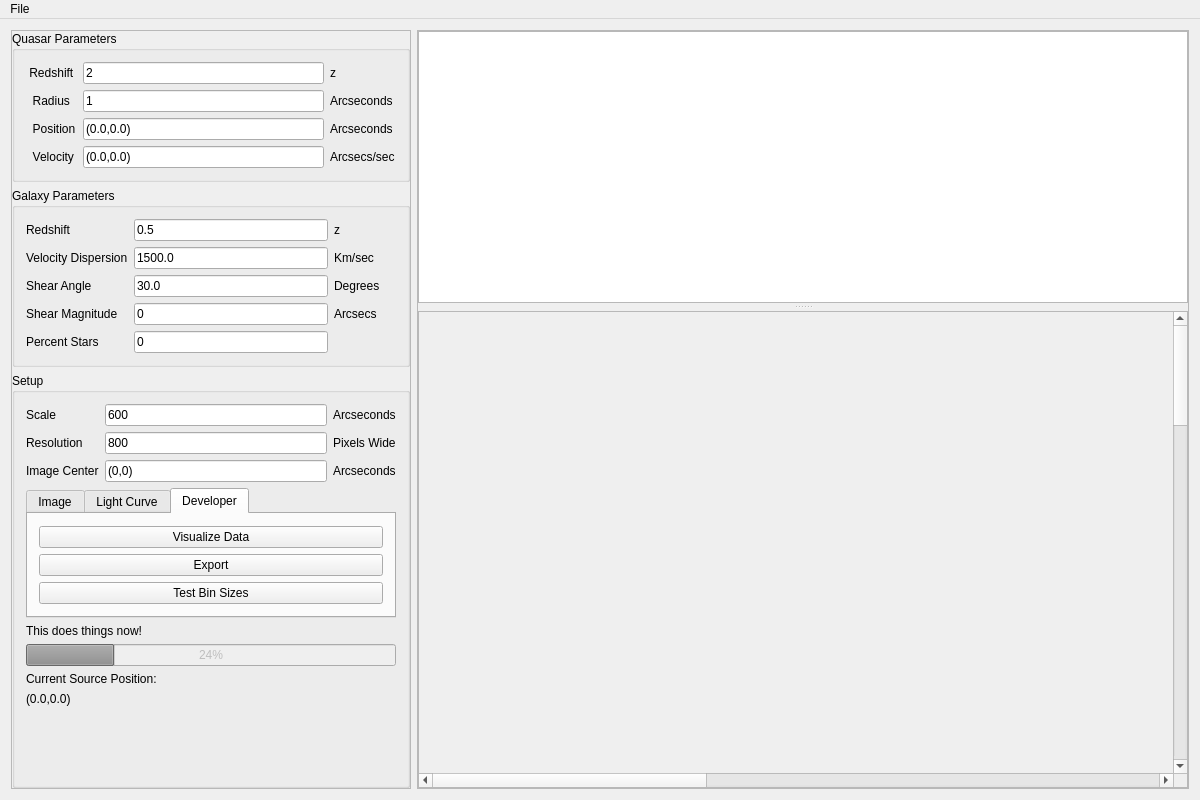
JordanKoeller/MirageOld, file src/Resources/GUI/gui.ui: the form before one commit.
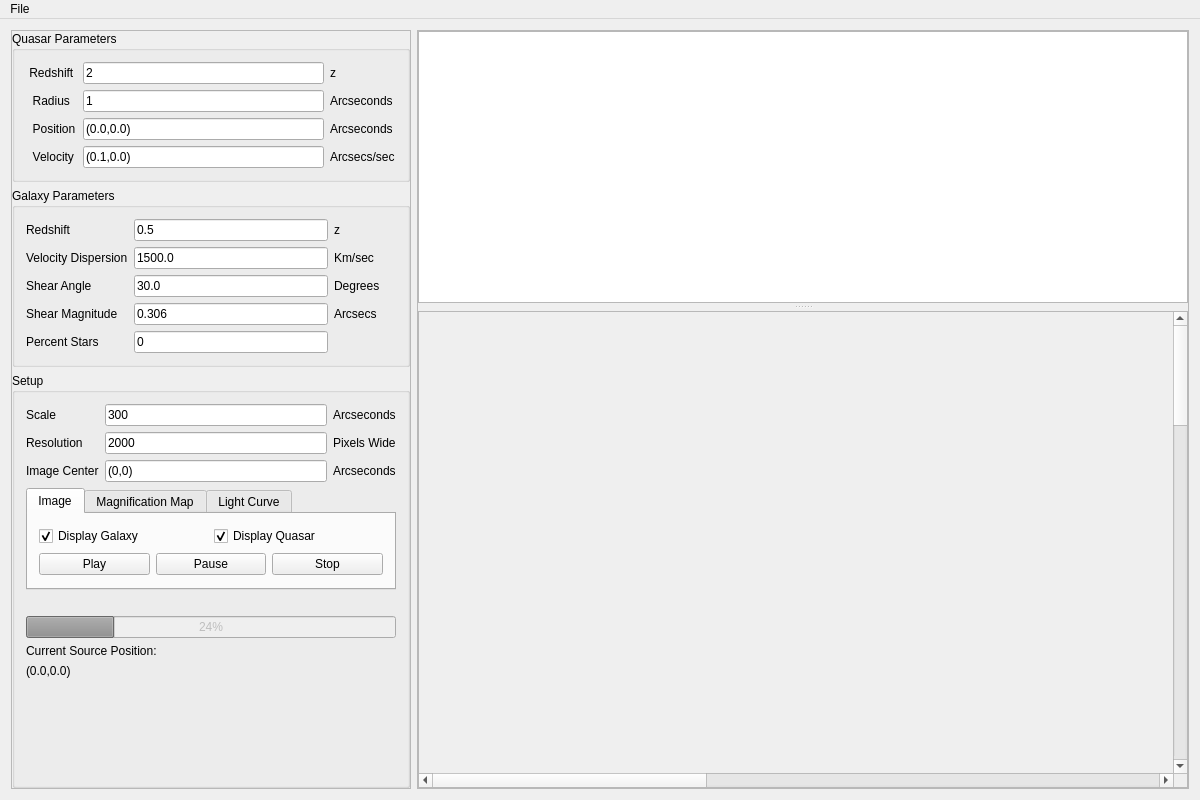
The form after the commit. The open tabs and pages were chosen to show the change. Custom widgets are drawn as their Qt base class.

```diff
--- a/src/Resources/GUI/gui.ui
+++ b/src/Resources/GUI/gui.ui
@@ -130,7 +130,7 @@
              <item row="3" column="1">
               <widget class="QLineEdit" name="qVelocity">
                <property name="text">
-                <string>(0.0,0.0)</string>
+                <string>(0.1,0.0)</string>
                </property>
               </widget>
              </item>
@@ -301,7 +301,7 @@
              <item row="3" column="1">
               <widget class="QLineEdit" name="gShearMag">
                <property name="text">
-                <string>0</string>
+                <string>0.306</string>
                </property>
               </widget>
              </item>
@@ -338,7 +338,7 @@
                 <bool>true</bool>
                </property>
                <property name="text">
-                <string>600</string>
+                <string>300</string>
                </property>
               </widget>
              </item>
@@ -362,7 +362,7 @@
                 <bool>true</bool>
                </property>
                <property name="text">
-                <string>800</string>
+                <string>2000</string>
                </property>
               </widget>
              </item>
@@ -509,6 +509,31 @@
               </layout>
               <zorder></zorder>
              </widget>
+             <widget class="QWidget" name="developerTab">
+              <attribute name="title">
+               <string>Magnification Map</string>
+              </attribute>
+              <layout class="QVBoxLayout" name="verticalLayout_6">
+               <item>
+                <layout class="QGridLayout" name="gridLayout_6">
+                 <item row="1" column="0">
+                  <widget class="QPushButton" name="developerExportButton">
+                   <property name="text">
+                    <string>Save As...</string>
+                   </property>
+                  </widget>
+                 </item>
+                 <item row="0" column="0">
+                  <widget class="QPushButton" name="visualizeDataButton">
+                   <property name="text">
+                    <string>Make Magnification Map</string>
+                   </property>
+                  </widget>
+                 </item>
+                </layout>
+               </item>
+              </layout>
+             </widget>
              <widget class="QWidget" name="lightCurveTab">
               <attribute name="title">
                <string>Light Curve</string>
@@ -588,44 +613,12 @@
                </item>
               </layout>
              </widget>
-             <widget class="QWidget" name="tab">
-              <attribute name="title">
-               <string>Developer</string>
-              </attribute>
-              <layout class="QVBoxLayout" name="verticalLayout_6">
-               <item>
-                <layout class="QGridLayout" name="gridLayout_6">
-                 <item row="1" column="0">
-                  <widget class="QPushButton" name="developerExportButton">
-                   <property name="text">
-                    <string>Export</string>
-                   </property>
-                  </widget>
-                 </item>
-                 <item row="0" column="0">
-                  <widget class="QPushButton" name="visualizeDataButton">
-                   <property name="text">
-                    <string>Visualize Data</string>
-                   </property>
-                  </widget>
-                 </item>
-                 <item row="2" column="0">
-                  <widget class="QPushButton" name="binSizeTestButton">
-                   <property name="text">
-                    <string>Test Bin Sizes</string>
-                   </property>
-                  </widget>
-                 </item>
-                </layout>
-               </item>
-              </layout>
-             </widget>
             </widget>
            </item>
            <item>
             <widget class="QLabel" name="progressLabel">
              <property name="text">
-              <string>This does things now!</string>
+              <string/>
              </property>
             </widget>
            </item>
```
Left out of the diff: 10 changed lines with no effect on the pictures.
